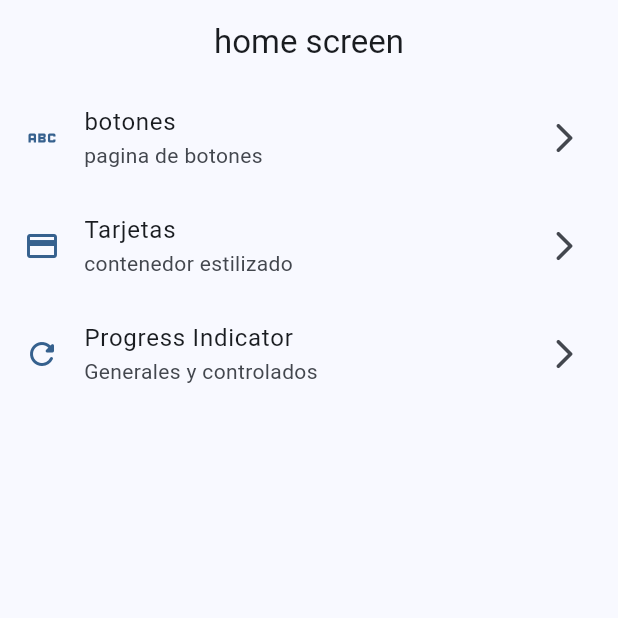
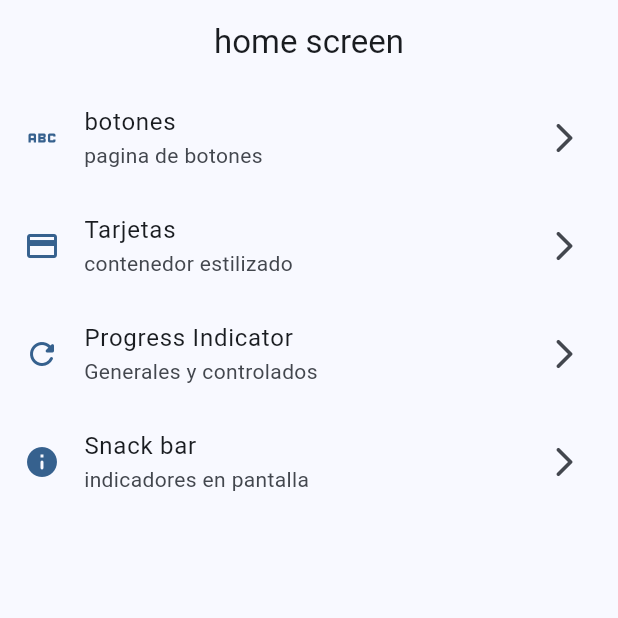
Before and after one commit to jovannyCG/widgets_app, a Flutter app: the screen it shows after launch, on a phone screen of 412 x 824 dp, the top half of it. Run offline on Flutter 3.47's test engine with Material 2 defaults, Android fonts, the phone set to English and light mode, and no system bars; our stand-ins replace go_router.

Commit message:
pantalla de snackbars añadida

```diff
--- a/lib/config/menu/menu_itesms.dart
+++ b/lib/config/menu/menu_itesms.dart
@@ -33,6 +33,11 @@ MenuItem(
     subTitle: 'Generales y controlados',
     link: '/progress',
     icon: Icons.refresh_rounded),
+    MenuItem(
+    title: 'Snack bar',
+    subTitle: 'indicadores en pantalla',
+    link: '/snackbar',
+    icon: Icons.info_rounded),
 
 
 ];
--- a/lib/config/router/app_router.dart
+++ b/lib/config/router/app_router.dart
@@ -31,5 +31,10 @@ final appRouter = GoRouter(
       path: '/progress',
       builder: (context, state) => const ProgressPage(),
     ),
+     GoRoute(
+      name: SnackBarPage.name,
+      path: '/snackbar',
+      builder: (context, state) => const SnackBarPage(),
+    ),
   ],
 );
```
Also changed, not shown: lib/presentation/screens/snackbar/snackbar_screen.dart (+20 -6 lines).
